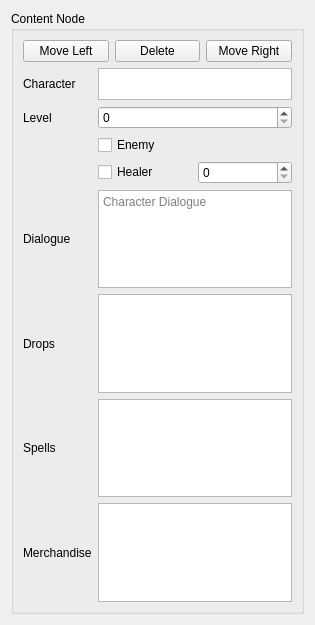
This is content_maker/views/character_content_node_view.ui in thisisnotruben/ToW-tools as Qt 5 draws it before an edit. The edited form follows.
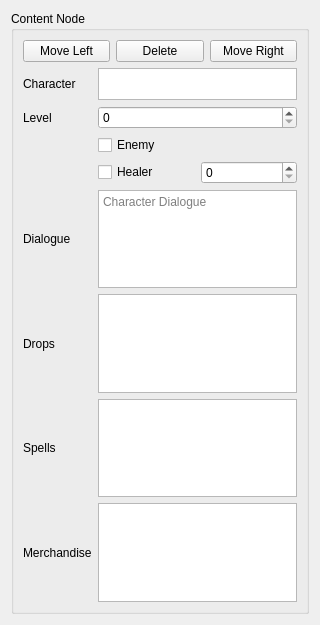
This is the edited form.

Commit message: added ability to add content

Diff of the .ui file:
```diff
--- a/content_maker/views/character_content_node_view.ui
+++ b/content_maker/views/character_content_node_view.ui
@@ -6,10 +6,22 @@
    <rect>
     <x>0</x>
     <y>0</y>
-    <width>315</width>
+    <width>320</width>
     <height>625</height>
    </rect>
   </property>
+  <property name="minimumSize">
+   <size>
+    <width>320</width>
+    <height>0</height>
+   </size>
+  </property>
+  <property name="maximumSize">
+   <size>
+    <width>320</width>
+    <height>1000</height>
+   </size>
+  </property>
   <property name="windowTitle">
    <string>character_content_node</string>
   </property>
@@ -195,7 +207,11 @@
            </widget>
           </item>
           <item>
-           <widget class="QSpinBox" name="healer_gold_amount"/>
+           <widget class="QSpinBox" name="healer_gold_amount">
+            <property name="maximum">
+             <number>10000</number>
+            </property>
+           </widget>
           </item>
          </layout>
         </item>
```
The commit also changes 12 other files.
